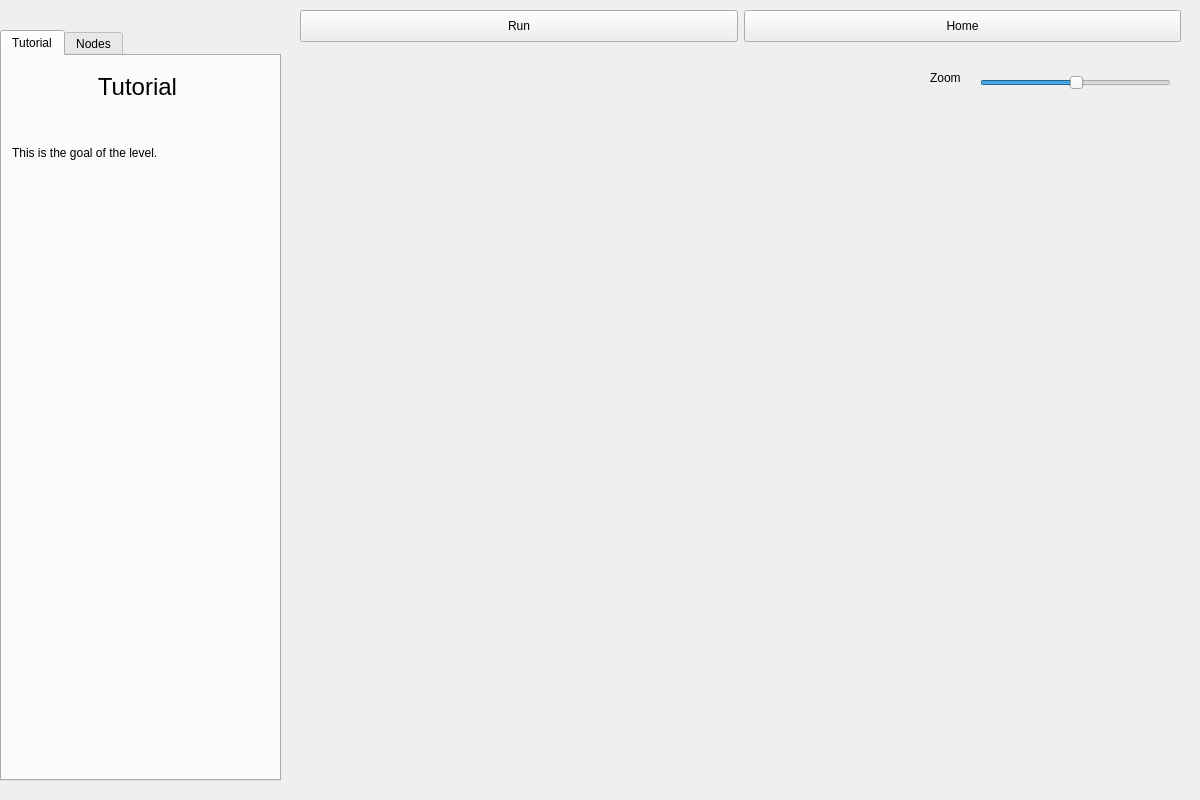
Above: levelscreen.ui from tate8/digital-circuit-design before the change. Below: the same form after it.
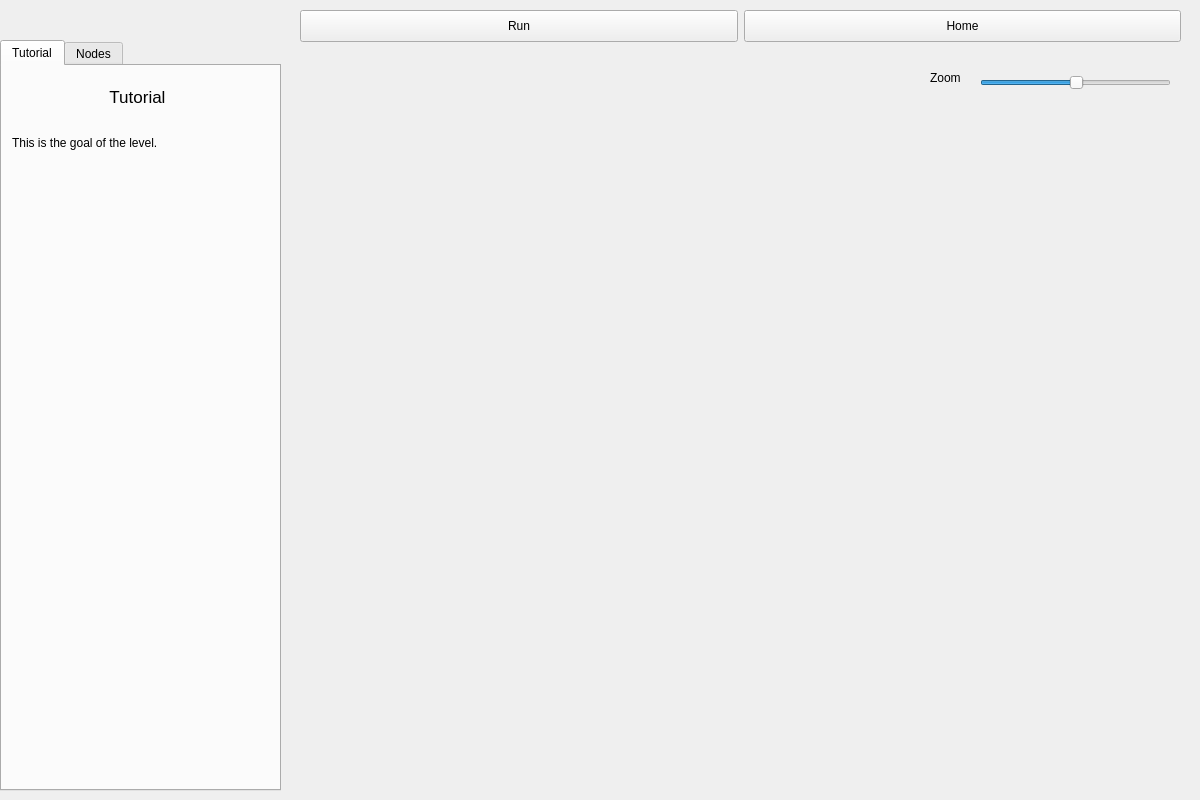
That is the form after the change. Custom widgets are drawn as their Qt base class.

The edit to the form file:
```diff
--- a/levelscreen.ui
+++ b/levelscreen.ui
@@ -154,7 +154,7 @@
    <property name="geometry">
     <rect>
      <x>0</x>
-     <y>30</y>
+     <y>40</y>
      <width>281</width>
      <height>751</height>
     </rect>
@@ -170,9 +170,9 @@
      <property name="geometry">
       <rect>
        <x>10</x>
-       <y>90</y>
-       <width>271</width>
-       <height>201</height>
+       <y>70</y>
+       <width>251</width>
+       <height>641</height>
       </rect>
      </property>
      <property name="text">
@@ -181,19 +181,22 @@
      <property name="alignment">
       <set>Qt::AlignLeading|Qt::AlignLeft|Qt::AlignTop</set>
      </property>
+     <property name="wordWrap">
+      <bool>true</bool>
+     </property>
     </widget>
     <widget class="QLabel" name="label_2">
      <property name="geometry">
       <rect>
-       <x>70</x>
+       <x>10</x>
        <y>10</y>
-       <width>131</width>
+       <width>251</width>
        <height>41</height>
       </rect>
      </property>
      <property name="font">
       <font>
-       <pointsize>18</pointsize>
+       <pointsize>13</pointsize>
       </font>
      </property>
      <property name="text">
```
Left out of the diff: 4 changed lines with no effect on the pictures.
